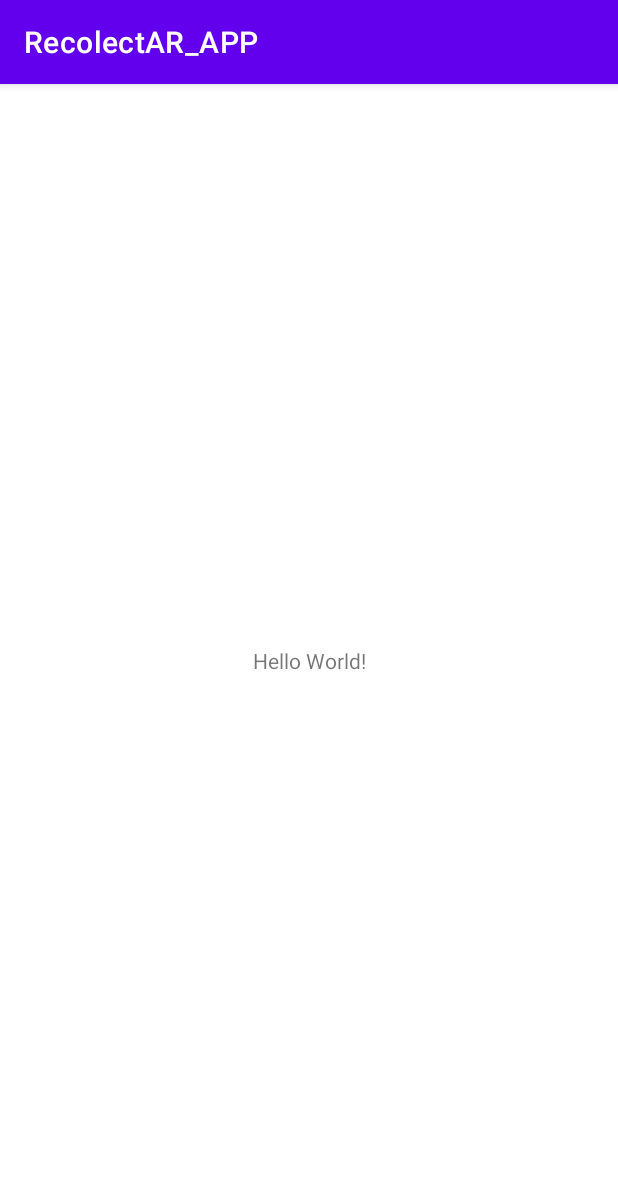
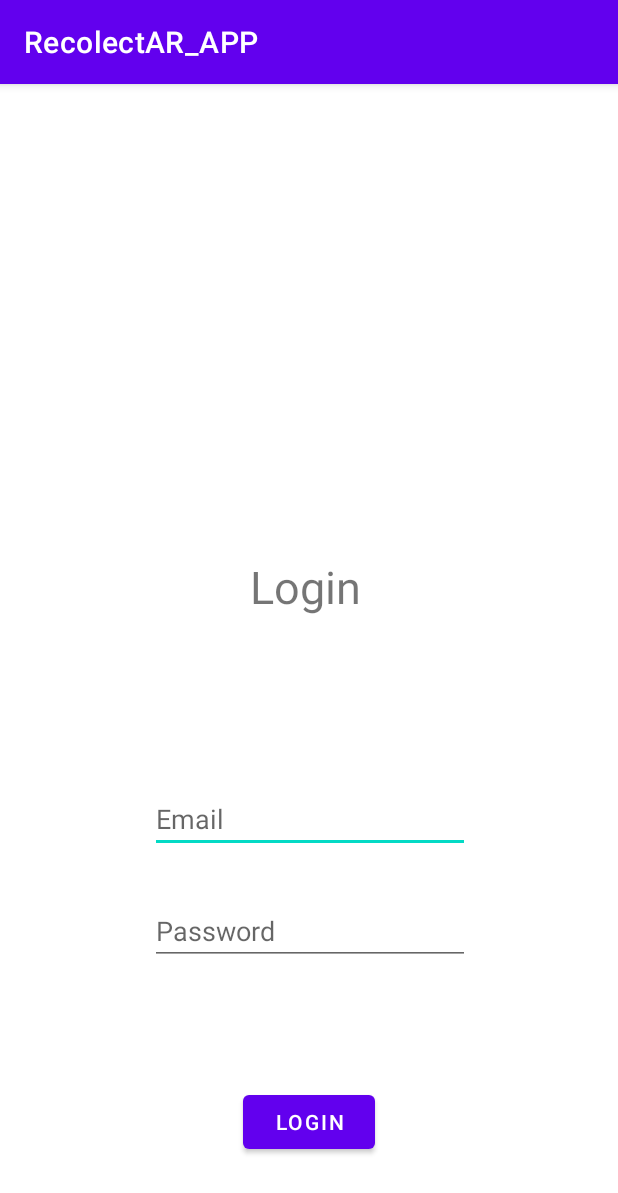
Before and after one commit to CristianPedrozo/GestionRecursosUrbanosApp, an Android app: the screen it shows after launch (MainActivity), on a phone screen of 412 x 824 dp. Shown: the top 1193 px of the screen. Run offline under Robolectric (Android 15) with nearby library versions, the phone set to English and light mode, and no system bars.

Commit message:
Primera funcionalidad login

```diff
--- a/app/src/main/AndroidManifest.xml
+++ b/app/src/main/AndroidManifest.xml
@@ -16,6 +16,7 @@
                 <category android:name="android.intent.category.LAUNCHER" />
             </intent-filter>
         </activity>
+        <activity android:name=".DashboardAdminActivity"/>
     </application>
 
 </manifest>
--- /dev/null
+++ b/app/src/main/java/com/example/recolectar_app/DashboardAdminActivity.kt
@@ -0,0 +1,11 @@
+package com.example.recolectar_app
+
+import android.os.Bundle
+import androidx.appcompat.app.AppCompatActivity
+
+class DashboardAdminActivity : AppCompatActivity() {
+    override fun onCreate(savedInstanceState: Bundle?) {
+        super.onCreate(savedInstanceState)
+        setContentView(R.layout.activity_dashboard_admin)
+    }
+}
--- a/app/src/main/java/com/example/recolectar_app/MainActivity.kt
+++ b/app/src/main/java/com/example/recolectar_app/MainActivity.kt
@@ -1,11 +1,27 @@
 package com.example.recolectar_app
 
+import android.content.Intent
 import androidx.appcompat.app.AppCompatActivity
 import android.os.Bundle
+import android.view.View
+import android.widget.EditText
+import android.widget.Toast
 
 class MainActivity : AppCompatActivity() {
     override fun onCreate(savedInstanceState: Bundle?) {
         super.onCreate(savedInstanceState)
         setContentView(R.layout.activity_main)
     }
+
+    fun login(view: View) {
+        val email = findViewById<EditText>(R.id.login_email).text.toString()
+        val password = findViewById<EditText>(R.id.login_password).text.toString()
+
+        if(email == "admin@admin.com" && password == "admin") {
+            val intent = Intent(this, DashboardAdminActivity::class.java)
+            startActivity(intent)
+        } else {
+            Toast.makeText(this, "Email o contraseña invalidos", Toast.LENGTH_SHORT).show()
+        }
+    }
 }
--- /dev/null
+++ b/app/src/main/res/layout/activity_dashboard_admin.xml
@@ -0,0 +1,17 @@
+<?xml version="1.0" encoding="utf-8"?>
+<androidx.constraintlayout.widget.ConstraintLayout
+    xmlns:android="http://schemas.android.com/apk/res/android"
+    xmlns:tools="http://schemas.android.com/tools"
+    android:layout_width="match_parent"
+    android:layout_height="match_parent"
+    tools:ignore="ExtraText"
+    tools:context=".DashboardAdminActivity">
+
+    <TextView
+        android:id="@+id/textView"
+        android:layout_width="145dp"
+        android:layout_height="79dp"
+        android:text="Pantalla admin"
+        tools:layout_editor_absoluteX="133dp"
+        tools:layout_editor_absoluteY="274dp" />
+</androidx.constraintlayout.widget.ConstraintLayout>
--- a/app/src/main/res/layout/activity_main.xml
+++ b/app/src/main/res/layout/activity_main.xml
@@ -6,13 +6,89 @@
     android:layout_height="match_parent"
     tools:context=".MainActivity">
 
-    <TextView
+
+    <androidx.constraintlayout.widget.ConstraintLayout
+        android:id="@+id/view2"
+        android:layout_width="413dp"
+        android:layout_height="334dp"
+        app:layout_constraintBottom_toTopOf="@+id/view"
+        app:layout_constraintEnd_toEndOf="parent"
+        app:layout_constraintHorizontal_bias="0.5"
+        app:layout_constraintStart_toStartOf="parent"
+        app:layout_constraintTop_toTopOf="parent">
+
+        <ImageView
+            android:id="@+id/imageView"
+            android:layout_width="415dp"
+            android:layout_height="200dp"
+            android:contentDescription="@string/img_company"
+            app:layout_constraintBottom_toTopOf="@+id/textView2"
+            app:layout_constraintEnd_toEndOf="parent"
+            app:layout_constraintTop_toTopOf="parent"
+            tools:srcCompat="@tools:sample/backgrounds/scenic" />
+
+        <TextView
+            android:id="@+id/textView2"
+            android:layout_width="80dp"
+            android:layout_height="40dp"
+            android:text="@string/login_text"
+            android:textSize="30sp"
+            app:layout_constraintBottom_toBottomOf="parent"
+            app:layout_constraintEnd_toEndOf="parent"
+            app:layout_constraintHorizontal_bias="0.5"
+            app:layout_constraintStart_toStartOf="parent"
+            app:layout_constraintTop_toBottomOf="@+id/imageView" />
+
+    </androidx.constraintlayout.widget.ConstraintLayout>
+
+    <androidx.constraintlayout.widget.ConstraintLayout
+        android:id="@+id/view"
+        android:layout_width="411dp"
+        android:layout_height="177dp"
+        app:layout_constraintBottom_toTopOf="@+id/button"
+        app:layout_constraintEnd_toEndOf="parent"
+        app:layout_constraintHorizontal_bias="0.5"
+        app:layout_constraintStart_toStartOf="parent"
+        app:layout_constraintTop_toBottomOf="@+id/view2">
+
+        <EditText
+            android:id="@+id/login_email"
+            android:layout_width="wrap_content"
+            android:layout_height="wrap_content"
+            android:ems="10"
+            android:hint="@string/login_email"
+            android:inputType="textEmailAddress"
+            app:layout_constraintBottom_toTopOf="@+id/login_password"
+            app:layout_constraintEnd_toEndOf="parent"
+            app:layout_constraintHorizontal_bias="0.5"
+            app:layout_constraintStart_toStartOf="parent"
+            app:layout_constraintTop_toTopOf="parent" />
+
+        <EditText
+            android:id="@+id/login_password"
+            android:layout_width="wrap_content"
+            android:layout_height="wrap_content"
+            android:ems="10"
+            android:hint="@string/login_password"
+            android:inputType="textPassword"
+            app:layout_constraintBottom_toBottomOf="parent"
+            app:layout_constraintEnd_toEndOf="parent"
+            app:layout_constraintHorizontal_bias="0.5"
+            app:layout_constraintStart_toStartOf="parent"
+            app:layout_constraintTop_toBottomOf="@+id/login_email" />
+
+    </androidx.constraintlayout.widget.ConstraintLayout>
+
+    <Button
+        android:id="@+id/button"
         android:layout_width="wrap_content"
         android:layout_height="wrap_content"
-        android:text="Hello World!"
+        android:onClick="login"
+        android:text="@string/login_button"
         app:layout_constraintBottom_toBottomOf="parent"
-        app:layout_constraintLeft_toLeftOf="parent"
-        app:layout_constraintRight_toRightOf="parent"
-        app:layout_constraintTop_toTopOf="parent" />
+        app:layout_constraintEnd_toEndOf="parent"
+        app:layout_constraintHorizontal_bias="0.5"
+        app:layout_constraintStart_toStartOf="parent"
+        app:layout_constraintTop_toBottomOf="@+id/view" />
 
 </androidx.constraintlayout.widget.ConstraintLayout>
--- a/app/src/main/res/values/strings.xml
+++ b/app/src/main/res/values/strings.xml
@@ -1,3 +1,8 @@
 <resources>
     <string name="app_name">RecolectAR_APP</string>
+    <string name="login_text">Login</string>
+    <string name="login_email">Email</string>
+    <string name="login_password">Password</string>
+    <string name="login_button">Login</string>
+    <string name="img_company">Dashboard page</string>
 </resources>
```
